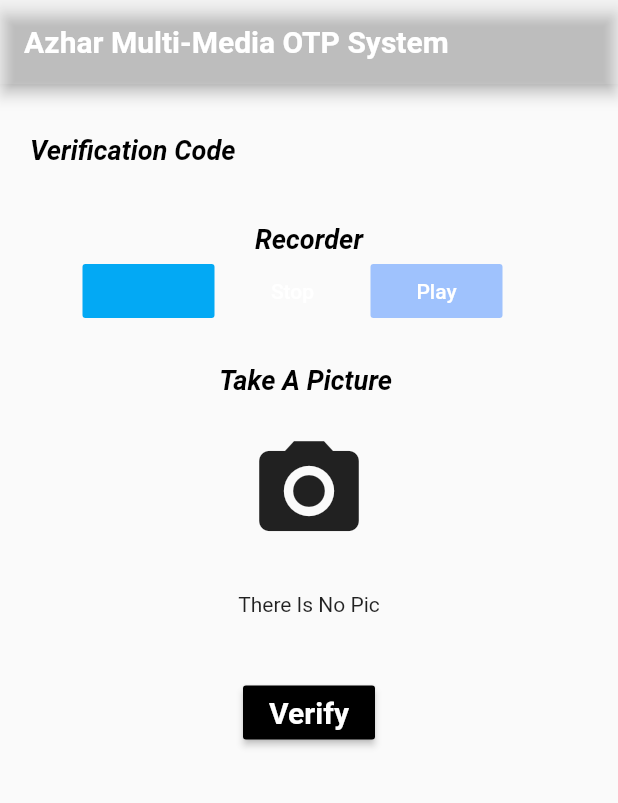
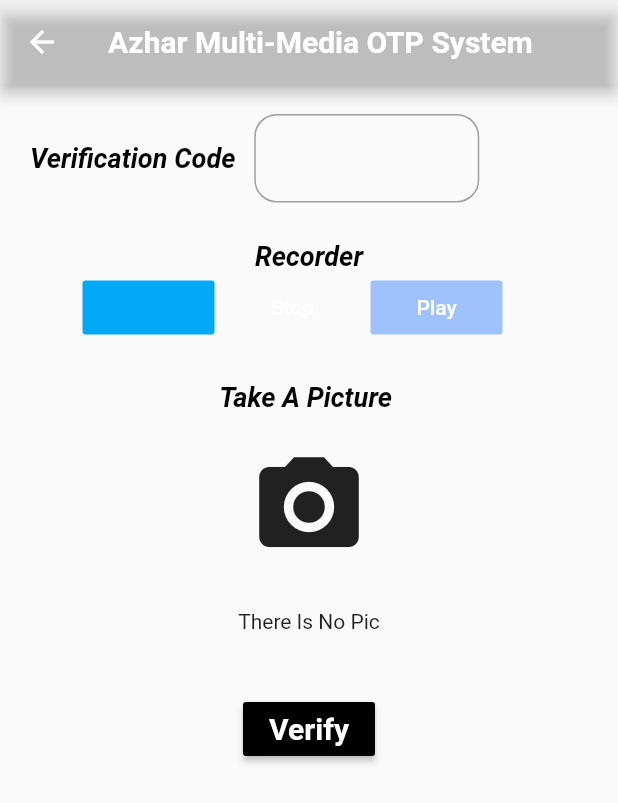
Before and after one commit to Ammar14813/Biometric-Authentication-System-Flutter-App-, a Flutter app: the screen it shows after launch, after a tap on "Verify", on a phone screen of 412 x 824 dp. Shown: the top 803 px of the screen. Run offline on Flutter 3.47's test engine with Material 2 defaults, Android fonts, the phone set to English and light mode, and no system bars; our stand-ins replace audioplayers, file, firebase_auth, firebase_core, image_picker; accounts and stored records are empty; network calls fail.

Commit message:
OTP System

```diff
--- /dev/null
+++ b/lib/auth.dart
@@ -0,0 +1,106 @@
+
+import 'package:final_project/home.dart';
+import 'package:firebase_auth/firebase_auth.dart';
+import 'package:flutter/material.dart';
+
+class LoginPage extends StatefulWidget {
+  @override
+  _LoginPageState createState() => _LoginPageState();
+}
+
+class _LoginPageState extends State<LoginPage> {
+  final formKey = new GlobalKey<FormState>();
+  bool codeSent = false;
+  TextEditingController phoneController = TextEditingController();
+
+  @override
+  Widget build(BuildContext context) {
+    return Scaffold(
+      body: Form(
+          key: formKey,
+          child: Column(
+            mainAxisAlignment: MainAxisAlignment.center,
+            children: <Widget>[
+              Padding(
+                  padding: EdgeInsets.only(left: 25.0, right: 25.0),
+                  child: TextFormField(
+                    controller: phoneController,
+                    keyboardType: TextInputType.phone,
+                    decoration: InputDecoration(hintText: 'Enter phone number'),
+                    onSaved: (val) {
+                      setState(() {
+                        phoneController.text = val;
+                      });
+                    },
+                  )),
+
+              Padding(
+                  padding: EdgeInsets.only(left: 25.0, right: 25.0),
+                  child: ElevatedButton(
+                      child: Center(
+                          child: codeSent ? Text('Login') : Text('Verify')),
+                      onPressed: () {
+                        print('ok');
+                        _submitPhoneNumber(phoneController.text);
+                        Navigator.push(context, MaterialPageRoute(builder: (context)=>Home()));
+                      }))
+            ],
+          )),
+    );
+  }
+  Future<List> _submitPhoneNumber(String phoneNumber) async {
+    /// NOTE: Either append your phone number country code or add in the code itself
+    AuthCredential _phoneAuthCredential=AuthCredential(providerId: '',signInMethod: '');
+    String _verifectionId='';
+    print(phoneNumber);
+
+    /// The below functions are the callbacks, separated so as to make code more readable
+    void verificationCompleted(AuthCredential phoneAuthCredential) async {
+      print('verificationCompleted');
+      _phoneAuthCredential = phoneAuthCredential;
+      print(phoneAuthCredential);
+      await FirebaseAuth.instance
+          .signInWithCredential(_phoneAuthCredential)
+          .then((UserCredential authRes) async{
+        print(authRes.user.toString());
+      });
+    }
+
+    void verificationFailed(Exception error) {
+      print(error.toString());
+    }
+
+    void codeSent(dynamic verificationId, dynamic code) {
+      _verifectionId = verificationId;
+      print('تم ارسال رمز التحقق');
+    }
+
+    void codeAutoRetrievalTimeout(String verificationId) {
+      print('codeAutoRetrievalTimeout');
+      //Navigator.push(context, MaterialPageRoute(builder: (context)=>VerfectionScreen(verificationId)));
+    }
+
+
+    await FirebaseAuth.instance.verifyPhoneNumber(
+      /// Make sure to prefix with your country code
+      phoneNumber: phoneNumber,
+
+      /// `seconds` didn't work. The underlying implementation code only reads in `milliseconds`
+      timeout: Duration(milliseconds: 1000),
+
+      /// If the SIM (with phoneNumber) is in the current device this function is called.
+      /// This function gives `AuthCredential`. Moreover `login` function can be called from this callback
+      verificationCompleted: verificationCompleted,
+
+      /// Called when the verification is failed
+      verificationFailed: verificationFailed,
+
+      /// This is called after the OTP is sent. Gives a `verificationId` and `code`
+      codeSent: codeSent,
+
+      /// After automatic code retrival `tmeout` this function is called
+      codeAutoRetrievalTimeout: codeAutoRetrievalTimeout,
+    );
+    return [_phoneAuthCredential , _verifectionId]; // All the callbacks are above
+  }
+}
--- a/lib/flutter_audio_recorder.dart
+++ b/lib/flutter_audio_recorder.dart
@@ -215,7 +215,7 @@ class FlutterAudioRecorder {
 /// Recording Object - represent a recording file
 class Recording {
   /// File path
-  String path;
+  String path ;
 
   /// Extension
   String extension;
--- a/lib/home.dart
+++ b/lib/home.dart
@@ -46,13 +46,16 @@ class _HomeState extends State<Home> {
     TextStyle theme1 = TextStyle(fontSize: 20,color: Colors.white,fontWeight: FontWeight.bold);
     TextStyle theme2 = TextStyle(fontSize: 18,color: Colors.black,fontWeight: FontWeight.bold,fontStyle: FontStyle.italic);
 
-    return MaterialApp(
-      home: Scaffold(
+    double sizeX = MediaQuery.of(context).size.width;
+    double sizeY = MediaQuery.of(context).size.height;
+    return Scaffold(
         appBar: AppBar(
           title: Text('Azhar Multi-Media OTP System',style: theme1),
           backgroundColor: Colors.white10,
         ),
-        body: ListView(
+        body: Container(
+           width: sizeX,
+          child: ListView(
             children: [
               Column(
                 children:<Widget> [
@@ -67,8 +70,12 @@ class _HomeState extends State<Home> {
                             SizedBox(width: 8,),
                             SizedBox(width: 150,
                               child: TextField(
+
                                 decoration: InputDecoration(
-                                enabledBorder: InputBorder.none,
+                                  enabledBorder:OutlineInputBorder(
+                                    borderRadius: BorderRadius.all(Radius.circular(15)),
+                                    borderSide: BorderSide(color: Colors.grey),
+                                  ),
                                   //enabled: false,
                                   border: InputBorder.none,
                                   focusedBorder: OutlineInputBorder(
@@ -168,6 +175,7 @@ class _HomeState extends State<Home> {
                       ],
                     ),
                   ),
+                  // ignore: deprecated_member_use
                   RaisedButton(
                     child: Text('Verify',style: theme1,),
                     color: Colors.black,
--- a/lib/main.dart
+++ b/lib/main.dart
@@ -1,8 +1,12 @@
+import 'package:final_project/auth.dart';
 import 'package:final_project/home.dart';
+import 'package:firebase_core/firebase_core.dart';
 import 'package:flutter/material.dart';
 
-void main() {
+void main() async{
   runApp(MyApp());
+  WidgetsFlutterBinding.ensureInitialized();
+  await Firebase.initializeApp();
 }
 
 class MyApp extends StatefulWidget {
@@ -13,6 +17,8 @@ class MyApp extends StatefulWidget {
 class _MyAppState extends State<MyApp> {
   @override
   Widget build(BuildContext context) {
-    return Home();
+    return MaterialApp(
+      home: LoginPage(),
+    );
   }
 }
```
Also changed, not shown: pubspec.yaml (+10 -6 lines), pubspec.lock (deleted), 3 other files. Lines whose indentation alone changed are shown as unchanged.
